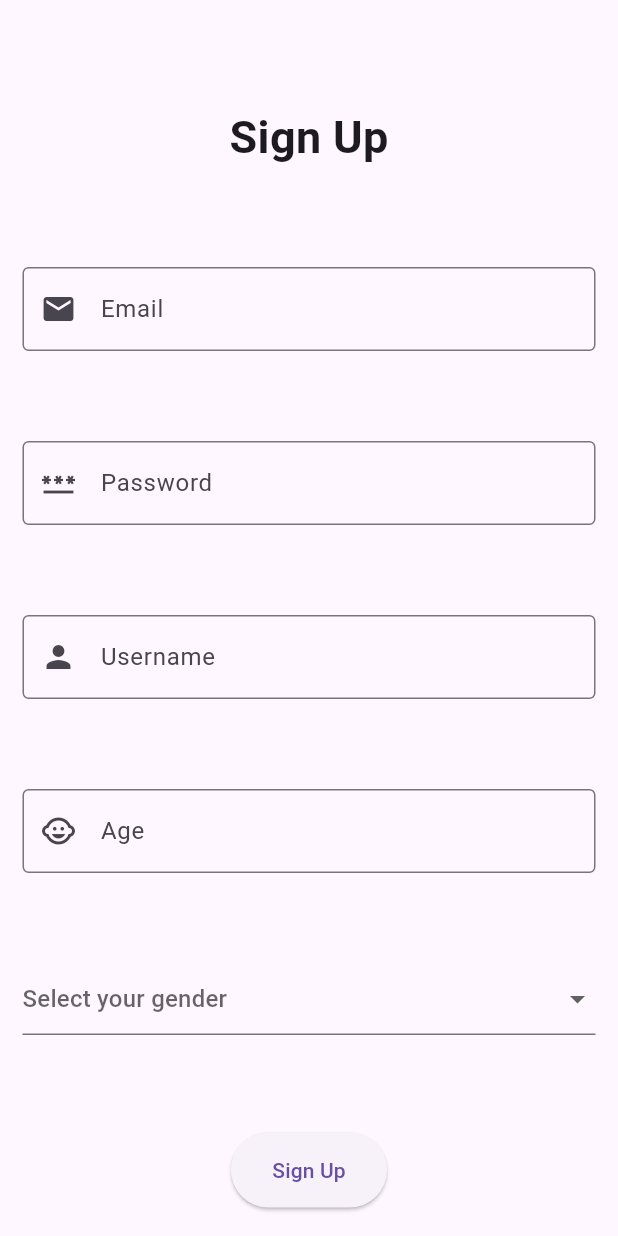
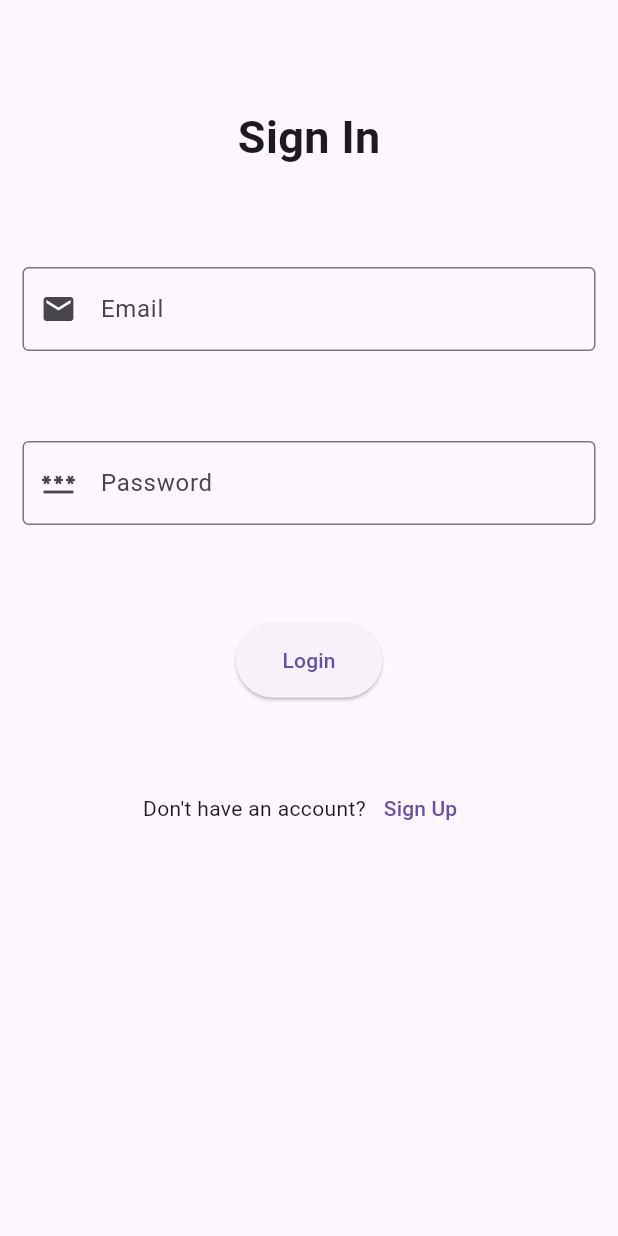
Before and after one commit to Daliso2002/firebase_tutorial_app, a Flutter app: the screen it shows after launch, on a phone screen of 412 x 824 dp. Run offline on Flutter 3.47's test engine with Material 2 defaults, Android fonts, the phone set to English and light mode, and no system bars; our stand-ins replace cloud_firestore, email_validator, firebase_auth, firebase_core; accounts and stored records are empty.

Commit message:
implementedLogin

```diff
--- a/lib/main.dart
+++ b/lib/main.dart
@@ -1,4 +1,5 @@
 import 'package:firebase_core/firebase_core.dart';
+import 'package:firebase_tutorial_app/screens/login_screen.dart';
 import 'package:firebase_tutorial_app/screens/signup_screen.dart';
 import 'package:flutter/material.dart';
 
@@ -33,7 +34,7 @@ class MyApp extends StatelessWidget {
           // is not restarted.
           primarySwatch: Colors.blue,
           useMaterial3: true),
-      home: const SignUpScreen(),
+      home: const LoginScreen(),
     );
   }
 }
--- /dev/null
+++ b/lib/screens/login_screen.dart
@@ -0,0 +1,144 @@
+import 'package:email_validator/email_validator.dart';
+import 'package:firebase_tutorial_app/screens/home_page.dart';
+import 'package:firebase_tutorial_app/screens/signup_screen.dart';
+import 'package:firebase_tutorial_app/services/authntication_sevices.dart';
+import 'package:flutter/material.dart';
+
+class LoginScreen extends StatefulWidget {
+  const LoginScreen({super.key});
+
+  @override
+  State<LoginScreen> createState() => _LoginScreenState();
+}
+
+class _LoginScreenState extends State<LoginScreen> {
+  final TextEditingController _emailController = TextEditingController();
+  final TextEditingController _passwordController = TextEditingController();
+  final _formKey = GlobalKey<FormState>();
+  bool _isLoading = false;
+
+  _login() async {
+    setState(() {
+      _isLoading = true;
+    });
+
+    var result = await AuthServices().login(
+        email: _emailController.text, password: _passwordController.text);
+
+    setState(() {
+      _isLoading = false;
+    });
+
+    if (result == "Success") {
+      // ignore: use_build_context_synchronously
+      Navigator.of(context).push(MaterialPageRoute(
+          builder: (context) => const MyHomePage(title: "Home")));
+    } else {
+      ScaffoldMessenger.of(context)
+          .showSnackBar(SnackBar(content: Text(result)));
+    }
+  }
+
+  @override
+  Widget build(BuildContext context) {
+    return Scaffold(
+      body: SafeArea(
+        child: ListView(
+          children: [
+            const SizedBox(
+              height: 70,
+            ),
+            const Center(
+              child: Text(
+                'Sign In',
+                style: TextStyle(fontSize: 30, fontWeight: FontWeight.bold),
+              ),
+            ),
+            SizedBox(
+              height: 50,
+            ),
+            Form(
+                key: _formKey,
+                child: Column(
+                  crossAxisAlignment: CrossAxisAlignment.center,
+                  children: [
+                    Padding(
+                      padding: const EdgeInsets.all(15.0),
+                      child: TextFormField(
+                        validator: (value) {
+                          if (value!.isEmpty ||
+                              !EmailValidator.validate(value.trim())) {
+                            return "Enter a valid email";
+                          }
+                          return null;
+                        },
+                        controller: _emailController,
+                        decoration: const InputDecoration(
+                            border: OutlineInputBorder(),
+                            hintText: 'Email',
+                            prefixIcon: Icon(Icons.email)),
+                      ),
+                    ),
+                    SizedBox(
+                      height: 30,
+                    ),
+                    Padding(
+                      padding: const EdgeInsets.all(15.0),
+                      child: TextFormField(
+                        controller: _passwordController,
+                        validator: (value) {
+                          if (value!.isEmpty || value.length < 5) {
+                            return "Password is required";
+                          }
+                          return null;
+                        },
+                        obscureText: true,
+                        decoration: const InputDecoration(
+                          border: OutlineInputBorder(),
+                          hintText: 'Password',
+                          prefixIcon: Icon(Icons.password),
+                        ),
+                      ),
+                    ),
+                    const SizedBox(
+                      height: 50,
+                    ),
+                    SizedBox(
+                      height: 50,
+                      child: ElevatedButton(
+                          onPressed: () {
+                            if (_formKey.currentState!.validate()) {
+                              _login();
+                            }
+                          },
+                          child: _isLoading
+                              ? const Center(
+                                  child: CircularProgressIndicator(
+                                    color: Colors.white,
+                                  ),
+                                )
+                              : const Text('  Login  ')),
+                    ),
+                    const SizedBox(
+                      height: 50,
+                    ),
+                    Row(
+                      mainAxisAlignment: MainAxisAlignment.center,
+                      children: [
+                        const Text('Don\'t have an account?'),
+                        TextButton(
+                            onPressed: () {
+                              Navigator.of(context).push(MaterialPageRoute(
+                                  builder: (context) => const SignUpScreen()));
+                            },
+                            child: Text("Sign Up"))
+                      ],
+                    )
+                  ],
+                ))
+          ],
+        ),
+      ),
+    );
+  }
+}
```
Also changed, not shown: lib/screens/signup_screen.dart (+23 -4 lines).
